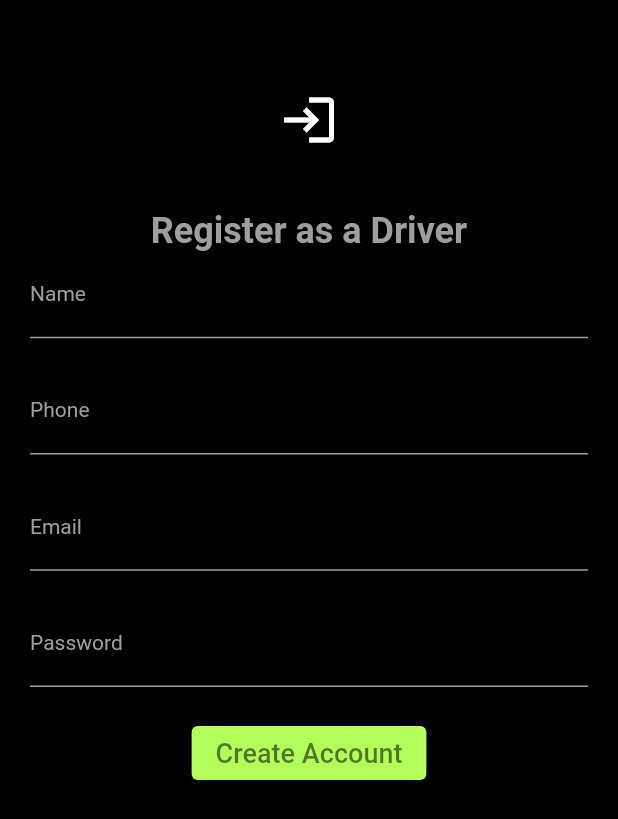
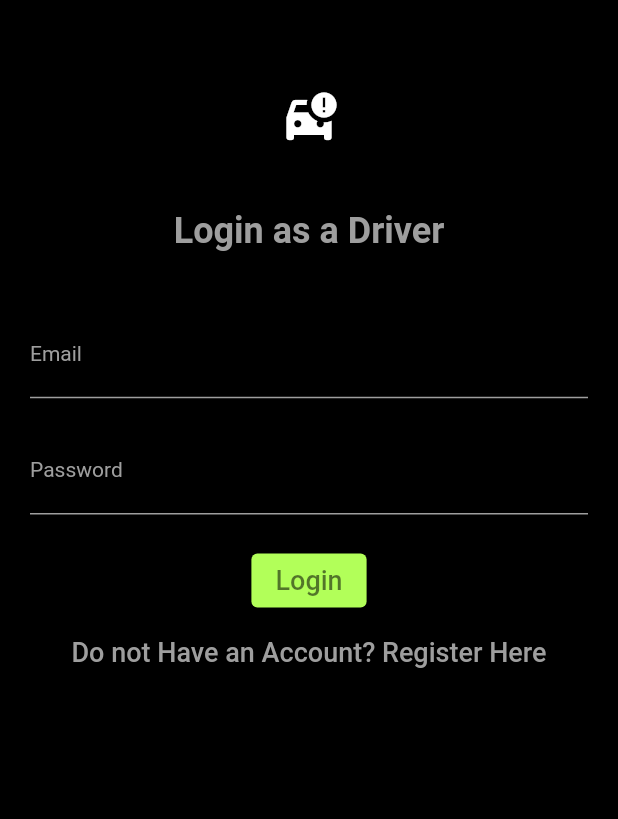
Before and after one commit to prasanjitha/uber-clone-app, a Flutter app: the screen it shows after launch, on a phone screen of 412 x 824 dp. Shown: the top 819 px of the screen. Run offline on Flutter 3.47's test engine with Material 2 defaults, Android fonts, the phone set to English and light mode, and no system bars; our stand-ins replace bloc, dio, equatable, flutter_bloc.

Commit message:
login screen implementation

```diff
--- /dev/null
+++ b/lib/authentication/login_screen_implementation.dart
@@ -0,0 +1,138 @@
+import 'package:flutter/material.dart';
+import 'package:nable/authentication/signup_screen.dart';
+import 'package:nable/uber_screens/main_screen.dart';
+
+class LoginScreen extends StatefulWidget {
+  LoginScreen({Key? key}) : super(key: key);
+
+  @override
+  State<LoginScreen> createState() => _LoginScreenState();
+}
+
+class _LoginScreenState extends State<LoginScreen> {
+  TextEditingController emailTextEditingController = TextEditingController();
+  TextEditingController passwordTextEditingController = TextEditingController();
+  @override
+  Widget build(BuildContext context) {
+    return Scaffold(
+      backgroundColor: Colors.black,
+      body: SingleChildScrollView(
+          child: Padding(
+        padding: const EdgeInsets.all(20.0),
+        child: Column(
+          children: [
+            const SizedBox(
+              height: 40.0,
+            ),
+            const Align(
+              alignment: Alignment.topCenter,
+              child: Icon(
+                Icons.car_crash,
+                size: 40,
+                color: Colors.white,
+              ),
+            ),
+            const SizedBox(
+              height: 40.0,
+            ),
+            const Text(
+              'Login as a Driver',
+              style: TextStyle(
+                  fontSize: 24,
+                  color: Colors.grey,
+                  fontWeight: FontWeight.bold),
+            ),
+            const SizedBox(
+              height: 40.0,
+            ),
+            TextField(
+              controller: emailTextEditingController,
+              keyboardType: TextInputType.emailAddress,
+              style: const TextStyle(color: Colors.grey),
+              decoration: const InputDecoration(
+                labelText: 'Email',
+                hintText: 'Email',
+                enabledBorder: UnderlineInputBorder(
+                  borderSide: BorderSide(color: Colors.grey),
+                ),
+                focusedBorder: UnderlineInputBorder(
+                  borderSide: BorderSide(color: Colors.grey),
+                ),
+                hintStyle: TextStyle(
+                  color: Colors.grey,
+                  fontSize: 10,
+                ),
+                labelStyle: TextStyle(
+                  color: Colors.grey,
+                  fontSize: 14,
+                ),
+              ),
+            ),
+            const SizedBox(
+              height: 20.0,
+            ),
+            TextField(
+              controller: passwordTextEditingController,
+              style: const TextStyle(color: Colors.grey),
+              keyboardType: TextInputType.text,
+              obscureText: true,
+              decoration: const InputDecoration(
+                labelText: 'Password',
+                hintText: 'Password',
+                enabledBorder: UnderlineInputBorder(
+                  borderSide: BorderSide(color: Colors.grey),
+                ),
+                focusedBorder: UnderlineInputBorder(
+                  borderSide: BorderSide(color: Colors.grey),
+                ),
+                hintStyle: TextStyle(
+                  color: Colors.grey,
+                  fontSize: 10,
+                ),
+                labelStyle: TextStyle(
+                  color: Colors.grey,
+                  fontSize: 14,
+                ),
+              ),
+            ),
+            const SizedBox(
+              height: 20.0,
+            ),
+            ElevatedButton(
+              style: ElevatedButton.styleFrom(primary: Colors.lightGreenAccent),
+              onPressed: () {
+                Navigator.push(
+                  context,
+                  MaterialPageRoute(
+                    builder: (c) => MainScreen(),
+                  ),
+                );
+              },
+              child: const Text(
+                'Login',
+                style: TextStyle(color: Colors.black54, fontSize: 18),
+              ),
+            ),
+            const SizedBox(
+              height: 0.0,
+            ),
+            TextButton(
+              onPressed: () {
+                Navigator.push(
+                  context,
+                  MaterialPageRoute(
+                    builder: (c) => SignUpScreen(),
+                  ),
+                );
+              },
+              child: const Text(
+                'Do not Have an Account? Register Here',
+                style: TextStyle(color: Colors.grey,fontSize: 18),
+              ),
+            ),
+          ],
+        ),
+      )),
+    );
+  }
+}
--- a/lib/authentication/signup_screen.dart
+++ b/lib/authentication/signup_screen.dart
@@ -1,5 +1,6 @@
 import 'package:flutter/material.dart';
 import 'package:nable/authentication/car_infore_screen.dart';
+import 'package:nable/authentication/login_screen_implementation.dart';
 
 class SignUpScreen extends StatefulWidget {
   SignUpScreen({Key? key}) : super(key: key);
@@ -164,6 +165,23 @@ class _SignUpScreenState extends State<SignUpScreen> {
                     style: TextStyle(color: Colors.black54, fontSize: 18),
                   ),
                 ),
+                const SizedBox(
+                  height: 10.0,
+                ),
+                TextButton(
+                  onPressed: () {
+                    Navigator.push(
+                      context,
+                      MaterialPageRoute(
+                        builder: (c) => LoginScreen(),
+                      ),
+                    );
+                  },
+                  child: const Text(
+                    'Already Have an Account? Login Here',
+                    style: TextStyle(color: Colors.grey, fontSize: 18),
+                  ),
+                ),
               ],
             ),
           ),
--- a/lib/uber_screens/splash_screen.dart
+++ b/lib/uber_screens/splash_screen.dart
@@ -3,6 +3,7 @@ import 'dart:async';
 import 'package:flutter/material.dart';
 import 'package:nable/uber_screens/main_screen.dart';
 
+import '../authentication/login_screen_implementation.dart';
 import '../authentication/signup_screen.dart';
 
 class MySplashScreen extends StatefulWidget {
@@ -18,7 +19,7 @@ class _MySplashScreenState extends State<MySplashScreen> {
       Navigator.push(
         context,
         MaterialPageRoute(
-          builder: (c) => SignUpScreen(),
+          builder: (c) => LoginScreen(),
         ),
       );
     });
```
